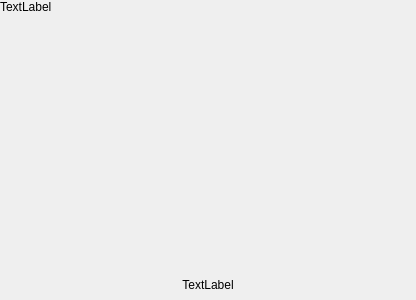
Old version of the form singlepage.ui in the repository zrdumped/PaperPlusEBook.
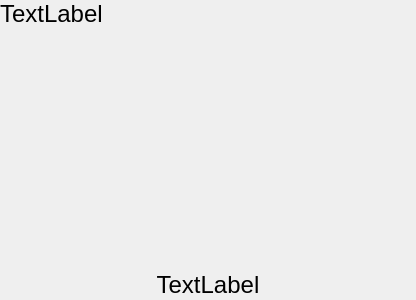
New version of the form.

Patch:
```diff
--- a/singlepage.ui
+++ b/singlepage.ui
@@ -34,6 +34,11 @@
    </property>
    <item row="0" column="0">
     <widget class="QLabel" name="content">
+     <property name="font">
+      <font>
+       <pointsize>18</pointsize>
+      </font>
+     </property>
      <property name="lineWidth">
       <number>0</number>
      </property>
@@ -62,6 +67,11 @@
        <height>30</height>
       </size>
      </property>
+     <property name="font">
+      <font>
+       <pointsize>18</pointsize>
+      </font>
+     </property>
      <property name="lineWidth">
       <number>0</number>
      </property>
```
